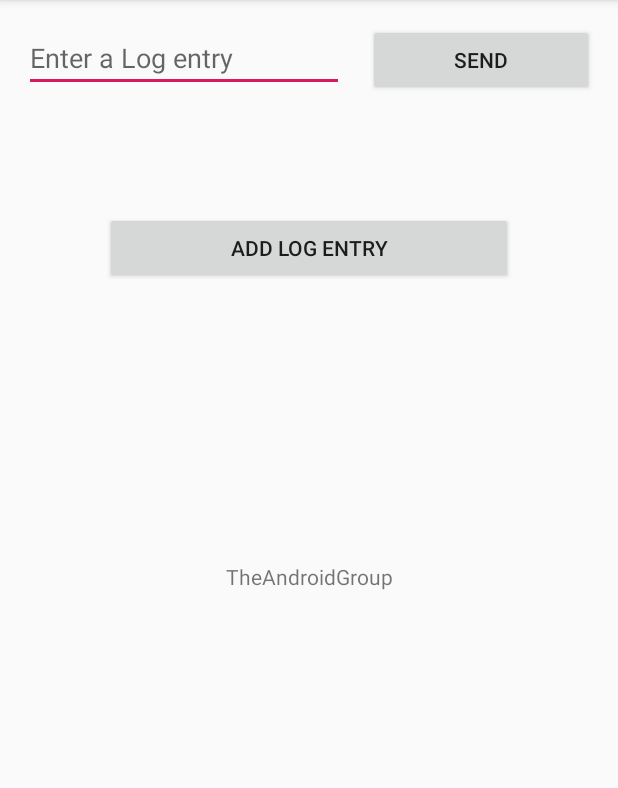
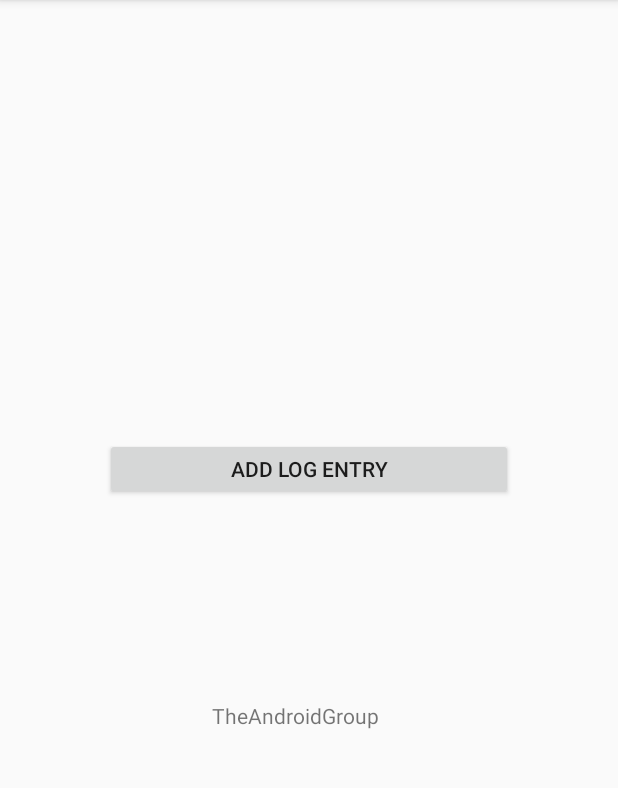
Before and after one commit to romyha/android-log-entries, an Android app: the screen it shows after launch (MainActivity), on a phone screen of 412 x 824 dp, the part 84-872 px from its top. Run offline under Robolectric (Android 15) with nearby library versions, the phone set to English and light mode, and no system bars.

Commit message:
arrange mainActivity button

```diff
--- a/app/src/main/res/layout/activity_main.xml
+++ b/app/src/main/res/layout/activity_main.xml
@@ -10,52 +10,29 @@
         android:id="@+id/textView3"
         android:layout_width="wrap_content"
         android:layout_height="wrap_content"
+        android:layout_marginTop="8dp"
+        android:layout_marginBottom="156dp"
         android:text="TheAndroidGroup"
         app:layout_constraintBottom_toBottomOf="parent"
+        app:layout_constraintHorizontal_bias="0.47"
         app:layout_constraintLeft_toLeftOf="parent"
         app:layout_constraintRight_toRightOf="parent"
-        app:layout_constraintTop_toTopOf="parent" />
-
-    <Button
-        android:id="@+id/button"
-        android:layout_width="0dp"
-        android:layout_height="wrap_content"
-        android:layout_marginStart="16dp"
-        android:layout_marginLeft="16dp"
-        android:layout_marginEnd="16dp"
-        android:layout_marginRight="16dp"
-        android:onClick="addLog"
-        android:text="@string/button_send"
-        app:layout_constraintBaseline_toBaselineOf="@+id/editText2"
-        app:layout_constraintEnd_toEndOf="parent"
-        app:layout_constraintStart_toEndOf="@+id/editText2" />
-
-    <EditText
-        android:id="@+id/editText2"
-        android:layout_width="wrap_content"
-        android:layout_height="wrap_content"
-        android:layout_marginStart="16dp"
-        android:layout_marginLeft="16dp"
-        android:layout_marginTop="16dp"
-        android:ems="10"
-        android:hint="@string/edit_message"
-        android:inputType="textPersonName"
-        app:layout_constraintStart_toStartOf="parent"
-        app:layout_constraintTop_toTopOf="parent" />
+        app:layout_constraintTop_toBottomOf="@+id/button3" />
 
     <Button
         android:id="@+id/button3"
         android:layout_width="0dp"
-        android:layout_height="48dp"
+        android:layout_height="41dp"
         android:layout_marginStart="70dp"
         android:layout_marginLeft="70dp"
-        android:layout_marginTop="80dp"
+        android:layout_marginTop="292dp"
         android:layout_marginEnd="70dp"
         android:layout_marginRight="70dp"
         android:onClick="openAddLogActivity"
         android:text="@string/buttonAdd"
         app:layout_constraintEnd_toEndOf="parent"
+        app:layout_constraintHorizontal_bias="0.0"
         app:layout_constraintStart_toStartOf="parent"
-        app:layout_constraintTop_toBottomOf="@+id/editText2" />
+        app:layout_constraintTop_toTopOf="parent" />
 
 </android.support.constraint.ConstraintLayout>
```
